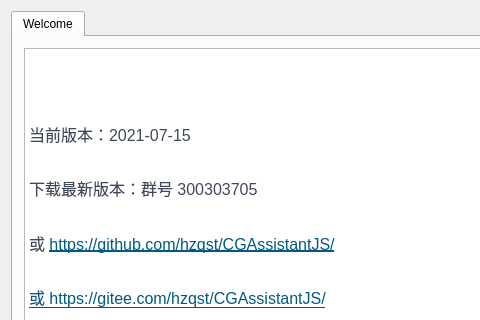
Before: the Qt Designer form CGAssistant/mainwindow.ui in hzqst/CGAssistant, drawn with Qt 5; both pictures show x 0 to 480 and y 0 to 320 of the 750 by 500 pixel window.
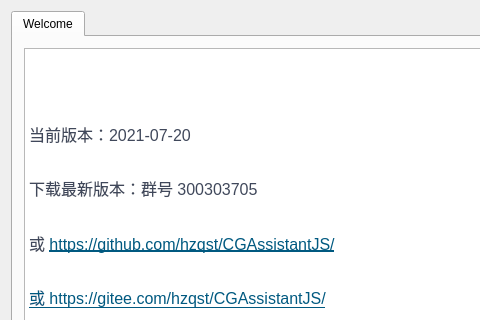
After: the same form once the commit is applied. Icons and pictures are not drawn.

Commit message: 修复https://gitee.com/hzqst/CGAssistantJS/issues/I41IBP

```diff
--- a/CGAssistant/mainwindow.ui
+++ b/CGAssistant/mainwindow.ui
@@ -73,7 +73,7 @@
 &lt;/style&gt;&lt;/head&gt;&lt;body style=&quot; font-family:'SimSun'; font-size:9pt; font-weight:400; font-style:normal;&quot;&gt;
 &lt;p style=&quot; margin-top:0px; margin-bottom:0px; margin-left:0px; margin-right:0px; -qt-block-indent:0; text-indent:0px;&quot;&gt;&lt;img src=&quot;:/logo.png&quot; /&gt;&lt;/p&gt;
 &lt;p style=&quot;-qt-paragraph-type:empty; margin-top:0px; margin-bottom:16px; margin-left:0px; margin-right:0px; -qt-block-indent:0; text-indent:0px; line-height:160%; font-family:'-apple-system,BlinkMacSystemFont,Segoe UI,Helvetica,Arial,Apple Color Emoji,Segoe UI Emoji,Segoe UI Symbol,Liberation Sans,PingFang SC,Microsoft YaHei,Hiragino Sans GB,Wenquanyi Micro Hei,WenQuanYi Zen Hei,ST Heiti,SimHei,SimSun,WenQuanYi Zen Hei Sharp,sans-serif'; font-size:16px; color:#40485b; background-color:#ffffff;&quot;&gt;&lt;br /&gt;&lt;/p&gt;
-&lt;p style=&quot; margin-top:0px; margin-bottom:16px; margin-left:0px; margin-right:0px; -qt-block-indent:0; text-indent:0px; line-height:160%; background-color:#ffffff;&quot;&gt;&lt;span style=&quot; font-family:'-apple-system,BlinkMacSystemFont,Segoe UI,Helvetica,Arial,Apple Color Emoji,Segoe UI Emoji,Segoe UI Symbol,Liberation Sans,PingFang SC,Microsoft YaHei,Hiragino Sans GB,Wenquanyi Micro Hei,WenQuanYi Zen Hei,ST Heiti,SimHei,SimSun,WenQuanYi Zen Hei Sharp,sans-serif'; font-size:16px; color:#40485b; background-color:#ffffff;&quot;&gt;当前版本：2021-07-15&lt;/span&gt;&lt;/p&gt;
+&lt;p style=&quot; margin-top:0px; margin-bottom:16px; margin-left:0px; margin-right:0px; -qt-block-indent:0; text-indent:0px; line-height:160%; background-color:#ffffff;&quot;&gt;&lt;span style=&quot; font-family:'-apple-system,BlinkMacSystemFont,Segoe UI,Helvetica,Arial,Apple Color Emoji,Segoe UI Emoji,Segoe UI Symbol,Liberation Sans,PingFang SC,Microsoft YaHei,Hiragino Sans GB,Wenquanyi Micro Hei,WenQuanYi Zen Hei,ST Heiti,SimHei,SimSun,WenQuanYi Zen Hei Sharp,sans-serif'; font-size:16px; color:#40485b; background-color:#ffffff;&quot;&gt;当前版本：2021-07-20&lt;/span&gt;&lt;/p&gt;
 &lt;p style=&quot; margin-top:0px; margin-bottom:16px; margin-left:0px; margin-right:0px; -qt-block-indent:0; text-indent:0px; line-height:160%; background-color:#ffffff;&quot;&gt;&lt;span style=&quot; font-family:'-apple-system,BlinkMacSystemFont,Segoe UI,Helvetica,Arial,Apple Color Emoji,Segoe UI Emoji,Segoe UI Symbol,Liberation Sans,PingFang SC,Microsoft YaHei,Hiragino Sans GB,Wenquanyi Micro Hei,WenQuanYi Zen Hei,ST Heiti,SimHei,SimSun,WenQuanYi Zen Hei Sharp,sans-serif'; font-size:16px; color:#40485b; background-color:#ffffff;&quot;&gt;下载最新版本：群号 300303705&lt;/span&gt;&lt;/p&gt;
 &lt;p style=&quot; margin-top:0px; margin-bottom:16px; margin-left:0px; margin-right:0px; -qt-block-indent:0; text-indent:0px; line-height:160%; background-color:#ffffff;&quot;&gt;&lt;span style=&quot; font-family:'-apple-system,BlinkMacSystemFont,Segoe UI,Helvetica,Arial,Apple Color Emoji,Segoe UI Emoji,Segoe UI Symbol,Liberation Sans,PingFang SC,Microsoft YaHei,Hiragino Sans GB,Wenquanyi Micro Hei,WenQuanYi Zen Hei,ST Heiti,SimHei,SimSun,WenQuanYi Zen Hei Sharp,sans-serif'; font-size:16px; color:#40485b; background-color:#ffffff;&quot;&gt;或 &lt;/span&gt;&lt;a href=&quot;https://github.com/hzqst/CGAssistantJS/issues&quot;&gt;&lt;span style=&quot; font-family:'-apple-system,BlinkMacSystemFont,Segoe UI,Helvetica,Arial,Apple Color Emoji,Segoe UI Emoji,Segoe UI Symbol,Liberation Sans,PingFang SC,Microsoft YaHei,Hiragino Sans GB,Wenquanyi Micro Hei,WenQuanYi Zen Hei,ST Heiti,SimHei,SimSun,WenQuanYi Zen Hei Sharp,sans-serif'; font-size:16px; text-decoration: underline; color:#005980; background-color:transparent;&quot;&gt;https://github.com/hzqst/CGAssistantJS/&lt;/span&gt;&lt;/a&gt;&lt;/p&gt;
 &lt;p style=&quot; margin-top:0px; margin-bottom:16px; margin-left:0px; margin-right:0px; -qt-block-indent:0; text-indent:0px; line-height:160%; background-color:#ffffff;&quot;&gt;&lt;a href=&quot;https://github.com/hzqst/CGAssistantJS/issues&quot;&gt;&lt;span style=&quot; font-family:'-apple-system,BlinkMacSystemFont,Segoe UI,Helvetica,Arial,Apple Color Emoji,Segoe UI Emoji,Segoe UI Symbol,Liberation Sans,PingFang SC,Microsoft YaHei,Hiragino Sans GB,Wenquanyi Micro Hei,WenQuanYi Zen Hei,ST Heiti,SimHei,SimSun,WenQuanYi Zen Hei Sharp,sans-serif'; font-size:16px; text-decoration: underline; color:#005980; background-color:transparent;&quot;&gt;或 &lt;/span&gt;&lt;/a&gt;&lt;a href=&quot;https://gitee.com/hzqst/CGAssistantJS/issues&quot;&gt;&lt;span style=&quot; font-family:'-apple-system,BlinkMacSystemFont,Segoe UI,Helvetica,Arial,Apple Color Emoji,Segoe UI Emoji,Segoe UI Symbol,Liberation Sans,PingFang SC,Microsoft YaHei,Hiragino Sans GB,Wenquanyi Micro Hei,WenQuanYi Zen Hei,ST Heiti,SimHei,SimSun,WenQuanYi Zen Hei Sharp,sans-serif'; font-size:16px; text-decoration: underline; color:#005980; background-color:transparent;&quot;&gt;https://gitee.com/hzqst/CGAssistantJS/&lt;/span&gt;&lt;/a&gt;&lt;/p&gt;&lt;/body&gt;&lt;/html&gt;</string>
```
The commit also changes 2 other files.
